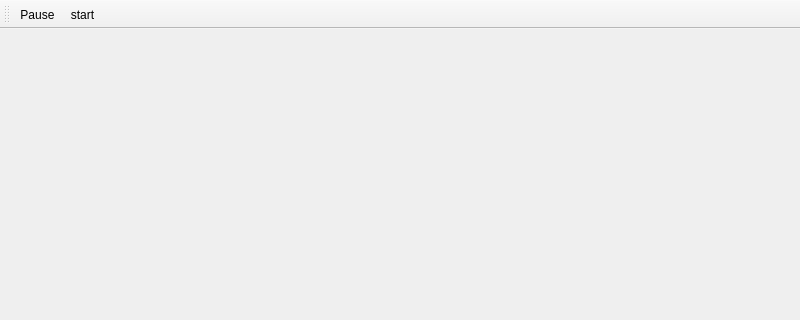
thePeterPan/CS3505-2016, file A7-Parachutes/A7-Parachutes/gamewindow.ui: the form before one commit; both pictures show x 0 to 800 and y 0 to 320 of the 800 by 635 pixel window.
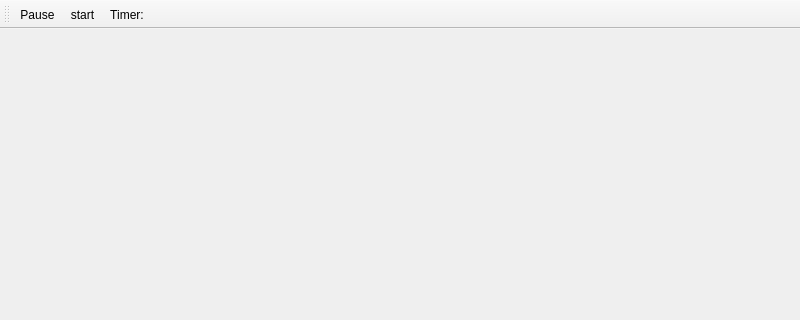
The form after the commit. Icons and pictures are not drawn.

Commit message: functioning timer, still need to figure out where to start it

Patch:
```diff
--- a/A7-Parachutes/A7-Parachutes/gamewindow.ui
+++ b/A7-Parachutes/A7-Parachutes/gamewindow.ui
@@ -62,6 +62,7 @@
    </attribute>
    <addaction name="actionPause"/>
    <addaction name="actionStart"/>
+   <addaction name="actionTimer"/>
   </widget>
   <action name="actionPause">
    <property name="icon">
@@ -81,6 +82,11 @@
     <string>start</string>
    </property>
   </action>
+  <action name="actionTimer">
+   <property name="text">
+    <string>Timer:</string>
+   </property>
+  </action>
  </widget>
  <resources>
   <include location="resources.qrc"/>
```
Left out of the diff: 2 changed lines with no effect on the pictures. The commit also changes 4 other files.
